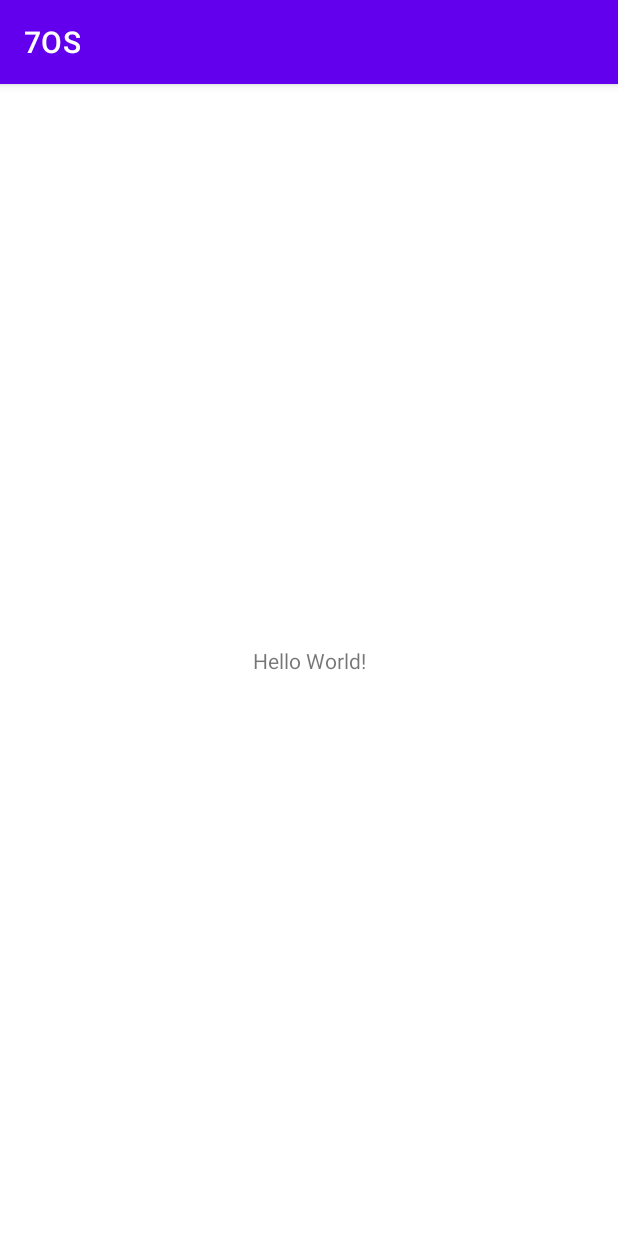
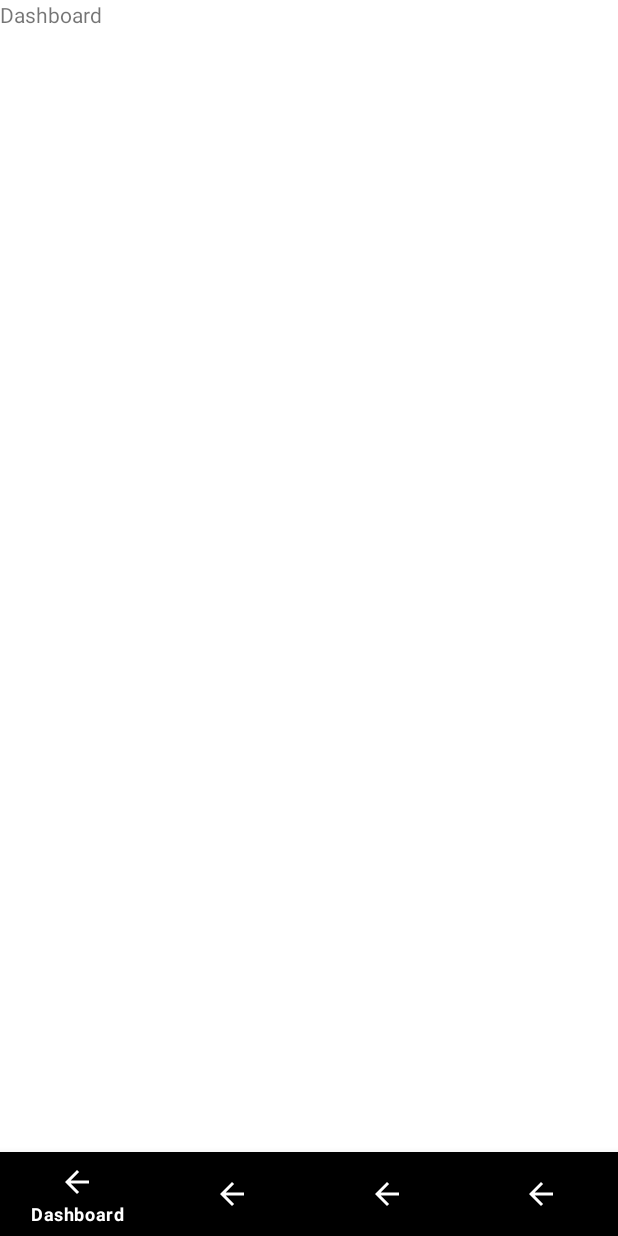
Before and after one commit to Suswan114/70S, an Android app: the screen it shows after launch (MainActivity), on a phone screen of 412 x 824 dp. Run offline under Robolectric (Android 15) with nearby library versions, the phone set to English and light mode, and no system bars.

Commit message:
fragments added

```diff
--- a/app/build.gradle
+++ b/app/build.gradle
@@ -28,10 +28,10 @@ android {
 }
 
 dependencies {
-
     implementation 'androidx.appcompat:appcompat:1.2.0'
     implementation 'com.google.android.material:material:1.3.0'
     implementation 'androidx.constraintlayout:constraintlayout:2.0.4'
+    implementation 'androidx.legacy:legacy-support-v4:1.0.0'
     testImplementation 'junit:junit:4.+'
     androidTestImplementation 'androidx.test.ext:junit:1.1.2'
     androidTestImplementation 'androidx.test.espresso:espresso-core:3.3.0'
--- a/app/src/main/AndroidManifest.xml
+++ b/app/src/main/AndroidManifest.xml
@@ -10,7 +10,7 @@
         android:supportsRtl="true"
         android:theme="@style/Theme.7OS">
         <activity
-            android:name=".MainActivity"
+            android:name=".activities.MainActivity"
             android:exported="true">
             <intent-filter>
                 <action android:name="android.intent.action.MAIN" />
--- /dev/null
+++ b/app/src/main/java/com/example/a7os/activities/MainActivity.java
@@ -0,0 +1,62 @@
+package com.example.a7os.activities;
+
+import androidx.annotation.NonNull;
+import androidx.appcompat.app.AppCompatActivity;
+import androidx.fragment.app.Fragment;
+
+import android.os.Bundle;
+import android.view.MenuItem;
+
+import com.example.a7os.R;
+import com.example.a7os.fragments.DashboardFragment;
+import com.example.a7os.fragments.HistoryFragment;
+import com.example.a7os.fragments.LeaderboardFragment;
+import com.example.a7os.fragments.WalletFragment;
+import com.google.android.material.bottomnavigation.BottomNavigationView;
+
+public class MainActivity extends AppCompatActivity {
+
+    BottomNavigationView bottom_navigation;
+
+    @Override
+    protected void onCreate(Bundle savedInstanceState) {
+
+        super.onCreate(savedInstanceState);
+        setContentView(R.layout.activity_main);
+        getSupportFragmentManager().beginTransaction().replace(R.id.fragment_container,
+                new DashboardFragment()).commit();
+        bottom_navigation=findViewById(R.id.bottom_nav);
+        bottom_navigation.setOnNavigationItemSelectedListener(new BottomNavigationView.OnNavigationItemSelectedListener() {
+            @Override
+            public boolean onNavigationItemSelected(@NonNull MenuItem item) {
+
+                Fragment selectedFragment =null;
+
+                switch (item.getItemId())
+                {
+                    case R.id.dashboard:
+                        selectedFragment=new DashboardFragment();
+                        break;
+                        //open fragement
+                    case R.id.wallet:
+                        selectedFragment=new WalletFragment();
+                        break;
+                        //open fragement
+                    case R.id.history:
+                        selectedFragment=new HistoryFragment();
+                        break;
+                        //open fragement
+                    case R.id.leaderboard:
+                        selectedFragment=new LeaderboardFragment();
+                        break;
+                        //open fragement
+
+                }
+                getSupportFragmentManager().beginTransaction().replace(R.id.fragment_container,
+                        selectedFragment).commit();
+                return true;
+            }
+        });
+        // check
+    }
+}
--- /dev/null
+++ b/app/src/main/java/com/example/a7os/fragments/DashboardFragment.java
@@ -0,0 +1,20 @@
+package com.example.a7os.fragments;
+
+import android.os.Bundle;
+import android.view.LayoutInflater;
+import android.view.View;
+import android.view.ViewGroup;
+
+import androidx.annotation.NonNull;
+import androidx.annotation.Nullable;
+import androidx.fragment.app.Fragment;
+
+import com.example.a7os.R;
+
+public class DashboardFragment extends Fragment {
+    @Nullable
+    @Override
+    public View onCreateView(@NonNull LayoutInflater inflater, @Nullable ViewGroup container, @Nullable Bundle savedInstanceState) {
+        return inflater.inflate(R.layout.fragment_dashboard,container,false);
+    }
+}
--- a/app/src/main/res/layout/activity_main.xml
+++ b/app/src/main/res/layout/activity_main.xml
@@ -1,18 +1,27 @@
 <?xml version="1.0" encoding="utf-8"?>
-<androidx.constraintlayout.widget.ConstraintLayout xmlns:android="http://schemas.android.com/apk/res/android"
+<RelativeLayout xmlns:android="http://schemas.android.com/apk/res/android"
+
     xmlns:app="http://schemas.android.com/apk/res-auto"
     xmlns:tools="http://schemas.android.com/tools"
     android:layout_width="match_parent"
     android:layout_height="match_parent"
-    tools:context=".MainActivity">
+    tools:context=".activities.MainActivity">
 
-    <TextView
-        android:layout_width="wrap_content"
+    <FrameLayout
+        android:layout_width="match_parent"
+        android:layout_height="match_parent"
+        android:layout_above="@+id/bottom_nav"
+        android:id="@+id/fragment_container"
+        />
+
+    <com.google.android.material.bottomnavigation.BottomNavigationView
+        android:layout_width="match_parent"
         android:layout_height="wrap_content"
-        android:text="Hello World!"
-        app:layout_constraintBottom_toBottomOf="parent"
-        app:layout_constraintLeft_toLeftOf="parent"
-        app:layout_constraintRight_toRightOf="parent"
-        app:layout_constraintTop_toTopOf="parent" />
+        android:id="@+id/bottom_nav"
+        android:background="@color/black"
+        android:layout_alignParentBottom="true"
+        app:itemIconTint="@color/white"
+        app:itemTextColor="@color/white"
+        app:menu="@menu/navigation_menu"/>
 
-</androidx.constraintlayout.widget.ConstraintLayout>
+</RelativeLayout>
--- /dev/null
+++ b/app/src/main/res/layout/fragment_dashboard.xml
@@ -0,0 +1,9 @@
+<?xml version="1.0" encoding="utf-8"?>
+<RelativeLayout xmlns:android="http://schemas.android.com/apk/res/android"
+    android:layout_width="match_parent"
+    android:layout_height="match_parent">
+<TextView
+    android:layout_width="wrap_content"
+    android:layout_height="wrap_content"
+    android:text="Dashboard"/>
+</RelativeLayout>
--- /dev/null
+++ b/app/src/main/res/menu/navigation_menu.xml
@@ -0,0 +1,20 @@
+<?xml version="1.0" encoding="utf-8"?>
+<menu xmlns:android="http://schemas.android.com/apk/res/android">
+
+    <item
+        android:id="@+id/dashboard"
+        android:icon="@drawable/abc_vector_test"
+        android:title="Dashboard" />
+    <item
+        android:id="@+id/wallet"
+        android:icon="@drawable/abc_vector_test"
+        android:title="Wallet" />
+    <item
+        android:id="@+id/history"
+        android:icon="@drawable/abc_vector_test"
+        android:title="History" />
+    <item
+        android:id="@+id/leaderboard"
+        android:icon="@drawable/abc_vector_test"
+        android:title="Leaderboard" />
+</menu>
--- a/app/src/main/res/values-night/themes.xml
+++ b/app/src/main/res/values-night/themes.xml
@@ -1,6 +1,6 @@
 <resources xmlns:tools="http://schemas.android.com/tools">
     <!-- Base application theme. -->
-    <style name="Theme.7OS" parent="Theme.MaterialComponents.DayNight.DarkActionBar">
+    <style name="Theme.7OS" parent="Theme.MaterialComponents.DayNight.NoActionBar">
         <!-- Primary brand color. -->
         <item name="colorPrimary">@color/purple_200</item>
         <item name="colorPrimaryVariant">@color/purple_700</item>
--- a/app/src/main/res/values/strings.xml
+++ b/app/src/main/res/values/strings.xml
@@ -1,3 +1,5 @@
 <resources>
     <string name="app_name">7OS</string>
+    <!-- TODO: Remove or change this placeholder text -->
+    <string name="hello_blank_fragment">Hello blank fragment</string>
 </resources>
--- a/app/src/main/res/values/themes.xml
+++ b/app/src/main/res/values/themes.xml
@@ -1,6 +1,6 @@
 <resources xmlns:tools="http://schemas.android.com/tools">
     <!-- Base application theme. -->
-    <style name="Theme.7OS" parent="Theme.MaterialComponents.DayNight.DarkActionBar">
+    <style name="Theme.7OS" parent="Theme.MaterialComponents.DayNight.NoActionBar">
         <!-- Primary brand color. -->
         <item name="colorPrimary">@color/purple_500</item>
         <item name="colorPrimaryVariant">@color/purple_700</item>
```
Also changed, not shown: app/src/main/java/com/example/a7os/MainActivity.java (deleted, +0 -15 lines), app/src/main/java/com/example/a7os/fragments/HistoryFragment.java (added, +20 -0 lines), app/src/main/java/com/example/a7os/fragments/LeaderboardFragment.java (added, +20 -0 lines), app/src/main/java/com/example/a7os/fragments/WalletFragment.java (added, +20 -0 lines), app/src/main/res/layout/fragment_history.xml (added, +9 -0 lines), app/src/main/res/layout/fragment_leaderboard.xml (added, +9 -0 lines), app/src/main/res/layout/fragment_wallet.xml (added, +9 -0 lines).
